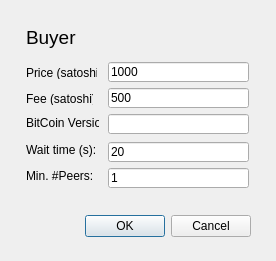
This is lib/view/BuyerTorrentPluginConfigurationDialog.ui in RdeWilde/JoyStream as Qt 5 draws it before an edit. The edited form follows.
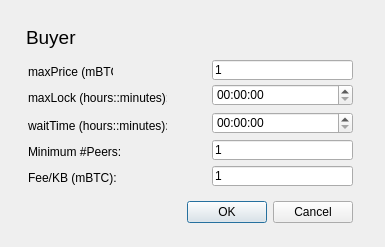
This is the edited form.

```diff
--- a/lib/view/BuyerTorrentPluginConfigurationDialog.ui
+++ b/lib/view/BuyerTorrentPluginConfigurationDialog.ui
@@ -6,8 +6,8 @@
    <rect>
     <x>0</x>
     <y>0</y>
-    <width>276</width>
-    <height>261</height>
+    <width>385</width>
+    <height>247</height>
    </rect>
   </property>
   <property name="windowTitle">
@@ -16,8 +16,8 @@
   <widget class="QDialogButtonBox" name="buttonBox">
    <property name="geometry">
     <rect>
-     <x>58</x>
-     <y>210</y>
+     <x>160</x>
+     <y>196</y>
      <width>193</width>
      <height>32</height>
     </rect>
@@ -47,125 +47,122 @@
     <string>Buyer</string>
    </property>
   </widget>
-  <widget class="QLineEdit" name="priceLineEdit">
-   <property name="geometry">
-    <rect>
-     <x>108</x>
-     <y>62</y>
-     <width>141</width>
-     <height>20</height>
-    </rect>
-   </property>
-   <property name="text">
-    <string>1000</string>
-   </property>
-  </widget>
-  <widget class="QLabel" name="priceLabel">
-   <property name="geometry">
-    <rect>
-     <x>26</x>
-     <y>66</y>
-     <width>71</width>
-     <height>13</height>
-    </rect>
-   </property>
-   <property name="text">
-    <string>Price (satoshi):</string>
-   </property>
-  </widget>
-  <widget class="QLabel" name="feeLabel">
-   <property name="geometry">
-    <rect>
-     <x>26</x>
-     <y>92</y>
-     <width>67</width>
-     <height>13</height>
-    </rect>
-   </property>
-   <property name="text">
-    <string>Fee (satoshi):</string>
-   </property>
-  </widget>
-  <widget class="QLabel" name="btcVersionLabel">
-   <property name="geometry">
-    <rect>
-     <x>26</x>
-     <y>116</y>
-     <width>73</width>
-     <height>13</height>
-    </rect>
-   </property>
-   <property name="text">
-    <string>BitCoin Version:</string>
-   </property>
-  </widget>
-  <widget class="QLineEdit" name="feeLine">
-   <property name="geometry">
-    <rect>
-     <x>108</x>
-     <y>88</y>
-     <width>141</width>
-     <height>20</height>
-    </rect>
-   </property>
-   <property name="text">
-    <string>500</string>
-   </property>
-  </widget>
-  <widget class="QLineEdit" name="btcVersionLine">
-   <property name="geometry">
-    <rect>
-     <x>108</x>
-     <y>114</y>
-     <width>141</width>
-     <height>20</height>
-    </rect>
-   </property>
-  </widget>
-  <widget class="QLabel" name="waitTimeLabel">
-   <property name="geometry">
-    <rect>
-     <x>26</x>
-     <y>142</y>
-     <width>107</width>
-     <height>16</height>
-    </rect>
-   </property>
-   <property name="text">
-    <string>Wait time (s):</string>
-   </property>
-  </widget>
-  <widget class="QLineEdit" name="waitTimeLine">
-   <property name="geometry">
-    <rect>
-     <x>108</x>
-     <y>142</y>
-     <width>141</width>
-     <height>20</height>
-    </rect>
-   </property>
-   <property name="text">
-    <string>20</string>
-   </property>
-  </widget>
   <widget class="QLabel" name="minPeersLabel">
    <property name="geometry">
     <rect>
-     <x>26</x>
-     <y>168</y>
-     <width>73</width>
+     <x>28</x>
+     <y>144</y>
+     <width>111</width>
      <height>16</height>
     </rect>
    </property>
    <property name="text">
-    <string>Min. #Peers:</string>
+    <string>Minimum #Peers:</string>
    </property>
   </widget>
   <widget class="QLineEdit" name="minPeersLine">
    <property name="geometry">
     <rect>
-     <x>108</x>
-     <y>168</y>
+     <x>212</x>
+     <y>140</y>
+     <width>141</width>
+     <height>20</height>
+    </rect>
+   </property>
+   <property name="text">
+    <string>1</string>
+   </property>
+  </widget>
+  <widget class="QLabel" name="maxLockLabel">
+   <property name="geometry">
+    <rect>
+     <x>28</x>
+     <y>90</y>
+     <width>139</width>
+     <height>16</height>
+    </rect>
+   </property>
+   <property name="text">
+    <string>maxLock (hours::minutes):</string>
+   </property>
+  </widget>
+  <widget class="QLineEdit" name="maxPriceLineEdit">
+   <property name="geometry">
+    <rect>
+     <x>212</x>
+     <y>60</y>
+     <width>141</width>
+     <height>20</height>
+    </rect>
+   </property>
+   <property name="text">
+    <string>1</string>
+   </property>
+  </widget>
+  <widget class="QTimeEdit" name="maxLockTimeEdit">
+   <property name="geometry">
+    <rect>
+     <x>212</x>
+     <y>84</y>
+     <width>141</width>
+     <height>22</height>
+    </rect>
+   </property>
+  </widget>
+  <widget class="QLabel" name="maxPriceLabel">
+   <property name="geometry">
+    <rect>
+     <x>28</x>
+     <y>64</y>
+     <width>85</width>
+     <height>16</height>
+    </rect>
+   </property>
+   <property name="text">
+    <string>maxPrice (mBTC):</string>
+   </property>
+  </widget>
+  <widget class="QLabel" name="waitTimeLabel">
+   <property name="geometry">
+    <rect>
+     <x>28</x>
+     <y>118</y>
+     <width>139</width>
+     <height>16</height>
+    </rect>
+   </property>
+   <property name="text">
+    <string>waitTime (hours::minutes):</string>
+   </property>
+  </widget>
+  <widget class="QTimeEdit" name="waitTimeTimeEdit">
+   <property name="geometry">
+    <rect>
+     <x>212</x>
+     <y>112</y>
+     <width>141</width>
+     <height>22</height>
+    </rect>
+   </property>
+  </widget>
+  <widget class="QLabel" name="feeLabel">
+   <property name="geometry">
+    <rect>
+     <x>28</x>
+     <y>170</y>
+     <width>111</width>
+     <height>16</height>
+    </rect>
+   </property>
+   <property name="text">
+    <string>Fee/KB (mBTC):</string>
+   </property>
+  </widget>
+  <widget class="QLineEdit" name="feeLineEdit">
+   <property name="geometry">
+    <rect>
+     <x>212</x>
+     <y>166</y>
      <width>141</width>
      <height>20</height>
     </rect>
```
Left out of the diff: 2 changed lines with no effect on the pictures.
